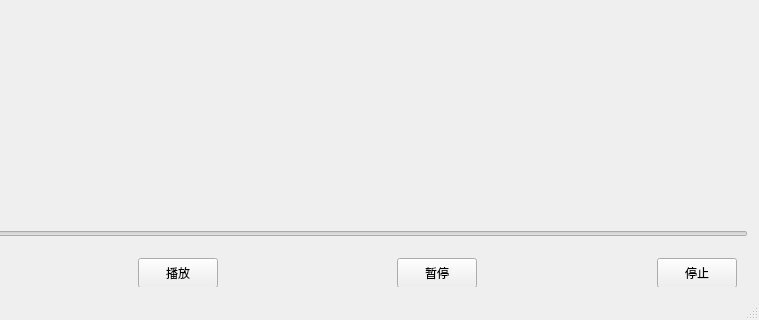
Before: the Qt Designer form VideoPlayer-ffmpeg/mainwindow.ui in Dombo-Y/VideoPlayer, drawn with Qt 5; both pictures show x 144 to 903 and y 325 to 645 of the 903 by 645 pixel window.
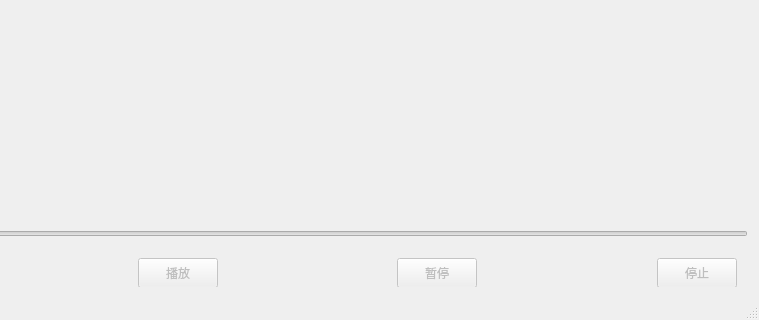
After: the same form once the commit is applied.

```diff
--- a/VideoPlayer-ffmpeg/mainwindow.ui
+++ b/VideoPlayer-ffmpeg/mainwindow.ui
@@ -81,6 +81,9 @@
        </item>
        <item>
         <widget class="QPushButton" name="pushButton_2">
+         <property name="enabled">
+          <bool>false</bool>
+         </property>
          <property name="minimumSize">
           <size>
            <width>0</width>
@@ -107,6 +110,9 @@
        </item>
        <item>
         <widget class="QPushButton" name="pasueButton_3">
+         <property name="enabled">
+          <bool>false</bool>
+         </property>
          <property name="minimumSize">
           <size>
            <width>0</width>
@@ -133,6 +139,9 @@
        </item>
        <item>
         <widget class="QPushButton" name="stopButton_4">
+         <property name="enabled">
+          <bool>false</bool>
+         </property>
          <property name="minimumSize">
           <size>
            <width>0</width>
```
